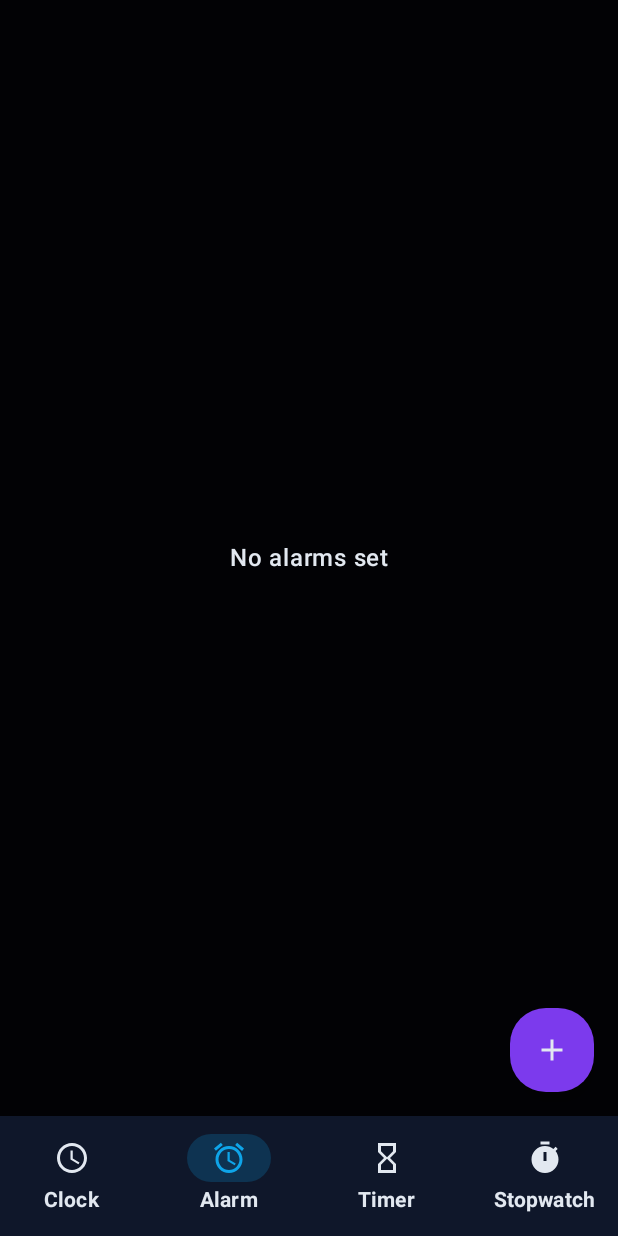
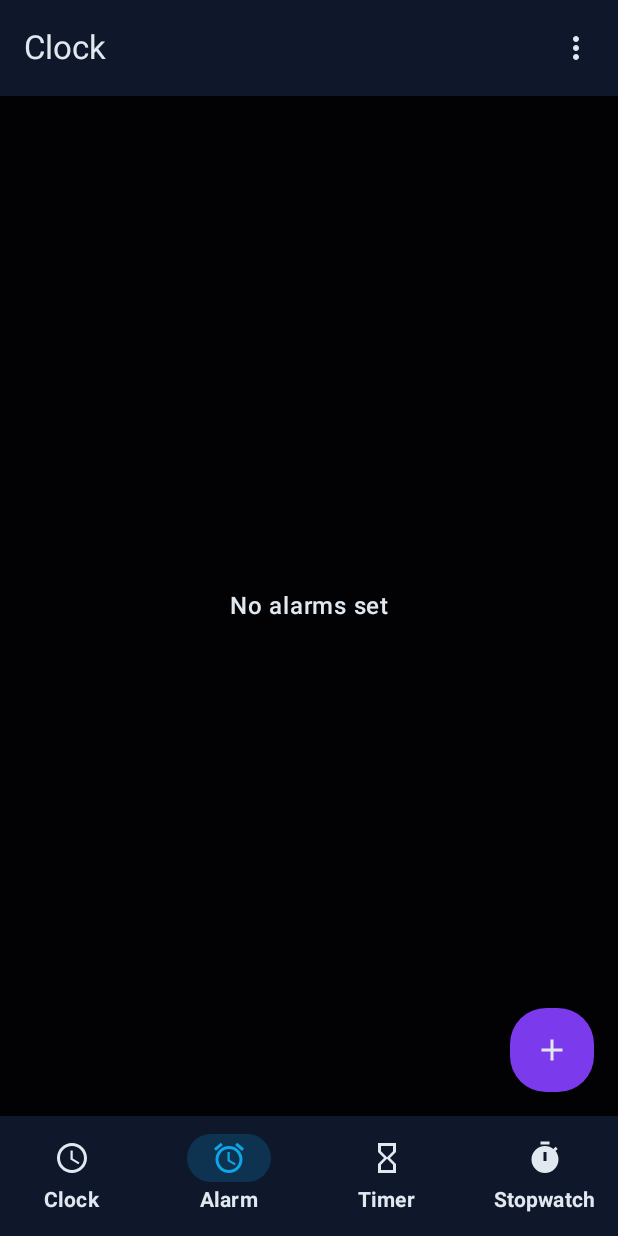
Before and after one commit to suvojeet-sengupta/clock, an Android app built with Jetpack Compose: the screen it shows after launch (MainActivity), item 2 of the bottom bar chosen, on a phone screen of 412 x 824 dp. Run offline under Robolectric (Android 15) with nearby library versions, the phone set to English and light mode, and no system bars; our stand-ins replace Room's generated code.

Commit message:
Feat: Implement Settings screen with 24-hour format toggle

```diff
--- a/app/build.gradle.kts
+++ b/app/build.gradle.kts
@@ -72,6 +72,7 @@ dependencies {
     ksp(libs.androidx.room.compiler)
     implementation(libs.gson)
     implementation(libs.kotlinx.serialization.json)
+    implementation(libs.androidx.datastore.preferences)
 
     testImplementation(libs.junit)
     androidTestImplementation(libs.androidx.junit)
--- a/app/src/main/java/com/suvojeet/clock/ClockApplication.kt
+++ b/app/src/main/java/com/suvojeet/clock/ClockApplication.kt
@@ -3,9 +3,11 @@ package com.suvojeet.clock
 import android.app.Application
 import androidx.room.Room
 import com.suvojeet.clock.data.alarm.AlarmDatabase
+import com.suvojeet.clock.data.settings.SettingsRepository
 
 class ClockApplication : Application() {
     lateinit var database: AlarmDatabase
+    lateinit var settingsRepository: SettingsRepository
 
     override fun onCreate() {
         super.onCreate()
@@ -16,5 +18,7 @@ class ClockApplication : Application() {
         )
         .fallbackToDestructiveMigration()
         .build()
+
+        settingsRepository = SettingsRepository(applicationContext)
     }
 }
--- a/app/src/main/java/com/suvojeet/clock/MainActivity.kt
+++ b/app/src/main/java/com/suvojeet/clock/MainActivity.kt
@@ -10,12 +10,22 @@ import androidx.compose.material.icons.filled.AccessAlarm
 import androidx.compose.material.icons.filled.HourglassEmpty
 import androidx.compose.material.icons.filled.Schedule
 import androidx.compose.material.icons.filled.Timer
+import androidx.compose.material.icons.filled.MoreVert
+import androidx.compose.material3.DropdownMenu
+import androidx.compose.material3.DropdownMenuItem
+import androidx.compose.material3.ExperimentalMaterial3Api
 import androidx.compose.material3.Icon
+import androidx.compose.material3.IconButton
 import androidx.compose.material3.MaterialTheme
 import androidx.compose.material3.NavigationBar
 import androidx.compose.material3.NavigationBarItem
 import androidx.compose.material3.Scaffold
 import androidx.compose.material3.Text
+import androidx.compose.material3.TopAppBar
+import androidx.compose.material3.TopAppBarDefaults
+import androidx.compose.runtime.mutableStateOf
+import androidx.compose.runtime.remember
+import androidx.compose.runtime.setValue
 import androidx.compose.runtime.Composable
 import androidx.compose.runtime.getValue
 import androidx.compose.ui.Modifier
@@ -44,19 +54,63 @@ class MainActivity : ComponentActivity() {
     }
 }
 
+@OptIn(ExperimentalMaterial3Api::class)
 @Composable
 fun MainScreen() {
     val navController = rememberNavController()
+    var showMenu by remember { mutableStateOf(false) }
 
     Scaffold(
+        topBar = {
+            val navBackStackEntry by navController.currentBackStackEntryAsState()
+            val currentDestination = navBackStackEntry?.destination
+
+            // Show TopAppBar only on main screens, not on Settings (Settings has its own)
+            val isMainScreen = currentDestination?.hierarchy?.any {
+                it.hasRoute<Screen.Clock>() || it.hasRoute<Screen.Alarm>() ||
+                it.hasRoute<Screen.Timer>() || it.hasRoute<Screen.Stopwatch>()
+            } == true
+
+            if (isMainScreen) {
+                TopAppBar(
+                    title = { Text("Clock") },
+                    actions = {
+                        IconButton(onClick = { showMenu = !showMenu }) {
+                            Icon(Icons.Default.MoreVert, contentDescription = "More options")
+                        }
+                        DropdownMenu(
+                            expanded = showMenu,
+                            onDismissRequest = { showMenu = false }
+                        ) {
+                            DropdownMenuItem(
+                                text = { Text("Settings") },
+                                onClick = {
+                                    showMenu = false
+                                    navController.navigate(Screen.Settings)
+                                }
+                            )
+                        }
+                    },
+                    colors = TopAppBarDefaults.topAppBarColors(
+                        containerColor = MaterialTheme.colorScheme.surface,
+                        titleContentColor = MaterialTheme.colorScheme.onSurface,
+                        actionIconContentColor = MaterialTheme.colorScheme.onSurface
+                    )
+                )
+            }
+        },
         bottomBar = {
+            val navBackStackEntry by navController.currentBackStackEntryAsState()
+            val currentDestination = navBackStackEntry?.destination
+
+            // Hide BottomBar on Settings screen
+            val isSettings = currentDestination?.hasRoute<Screen.Settings>() == true
+
+            if (!isSettings) {
                 NavigationBar(
                     containerColor = MaterialTheme.colorScheme.surface,
                     contentColor = MaterialTheme.colorScheme.onSurface
                 ) {
-                val navBackStackEntry by navController.currentBackStackEntryAsState()
-                val currentDestination = navBackStackEntry?.destination
-
                     val items = listOf(
                         Triple(Screen.Clock, Icons.Filled.Schedule, "Clock"),
                         Triple(Screen.Alarm, Icons.Filled.AccessAlarm, "Alarm"),
@@ -95,6 +149,7 @@ fun MainScreen() {
                     }
                 }
             }
+        }
     ) { innerPadding ->
         NavHost(
             navController = navController,
@@ -105,6 +160,11 @@ fun MainScreen() {
             composable<Screen.Alarm> { AlarmScreen() }
             composable<Screen.Timer> { TimerScreen() }
             composable<Screen.Stopwatch> { StopwatchScreen() }
+            composable<Screen.Settings> {
+                com.suvojeet.clock.ui.settings.SettingsScreen(
+                    onBackClick = { navController.popBackStack() }
+                )
             }
         }
     }
+}
--- /dev/null
+++ b/app/src/main/java/com/suvojeet/clock/data/settings/SettingsRepository.kt
@@ -0,0 +1,28 @@
+package com.suvojeet.clock.data.settings
+
+import android.content.Context
+import androidx.datastore.core.DataStore
+import androidx.datastore.preferences.core.Preferences
+import androidx.datastore.preferences.core.booleanPreferencesKey
+import androidx.datastore.preferences.core.edit
+import androidx.datastore.preferences.preferencesDataStore
+import kotlinx.coroutines.flow.Flow
+import kotlinx.coroutines.flow.map
+
+val Context.dataStore: DataStore<Preferences> by preferencesDataStore(name = "settings")
+
+class SettingsRepository(private val context: Context) {
+
+    private val IS_24_HOUR_FORMAT = booleanPreferencesKey("is_24_hour_format")
+
+    val is24HourFormat: Flow<Boolean> = context.dataStore.data
+        .map { preferences ->
+            preferences[IS_24_HOUR_FORMAT] ?: false // Default to 12-hour format
+        }
+
+    suspend fun set24HourFormat(is24Hour: Boolean) {
+        context.dataStore.edit { preferences ->
+            preferences[IS_24_HOUR_FORMAT] = is24Hour
+        }
+    }
+}
--- a/app/src/main/java/com/suvojeet/clock/ui/clock/ClockScreen.kt
+++ b/app/src/main/java/com/suvojeet/clock/ui/clock/ClockScreen.kt
@@ -27,6 +27,8 @@ import androidx.compose.ui.graphics.drawscope.Stroke
 import androidx.compose.ui.graphics.drawscope.rotate
 import androidx.compose.ui.unit.dp
 import androidx.lifecycle.viewmodel.compose.viewModel
+import com.suvojeet.clock.ClockApplication
+import androidx.compose.ui.platform.LocalContext
 import com.suvojeet.clock.ui.theme.ElectricBlue
 import com.suvojeet.clock.ui.theme.NebulaPurple
 import com.suvojeet.clock.ui.theme.NeonPink
@@ -36,8 +38,13 @@ import kotlin.math.cos
 import kotlin.math.sin
 
 @Composable
-fun ClockScreen(viewModel: ClockViewModel = viewModel()) {
+fun ClockScreen() {
+    val context = LocalContext.current
+    val application = context.applicationContext as ClockApplication
+    val viewModel: ClockViewModel = viewModel(factory = ClockViewModelFactory(application.settingsRepository))
+
     val currentTime by viewModel.currentTime.collectAsState()
+    val is24HourFormat by viewModel.is24HourFormat.collectAsState()
 
     Column(
         modifier = Modifier
@@ -48,7 +55,7 @@ fun ClockScreen(viewModel: ClockViewModel = viewModel()) {
     ) {
         AnalogClock(currentTime)
         Spacer(modifier = Modifier.height(32.dp))
-        DigitalClock(currentTime)
+        DigitalClock(currentTime, is24HourFormat)
     }
 }
 
@@ -151,10 +158,11 @@ fun AnalogClock(time: LocalTime) {
 }
 
 @Composable
-fun DigitalClock(time: LocalTime) {
-    val formatter = DateTimeFormatter.ofPattern("HH:mm:ss")
+fun DigitalClock(time: LocalTime, is24HourFormat: Boolean) {
+    val pattern = if (is24HourFormat) "HH:mm:ss" else "hh:mm:ss a"
+    val formatter = DateTimeFormatter.ofPattern(pattern)
     Text(
-        text = time.format(formatter),
+        text = time.format(formatter).uppercase(),
         style = MaterialTheme.typography.displayLarge,
         color = MaterialTheme.colorScheme.onBackground
     )
--- a/app/src/main/java/com/suvojeet/clock/ui/clock/ClockViewModel.kt
+++ b/app/src/main/java/com/suvojeet/clock/ui/clock/ClockViewModel.kt
@@ -7,13 +7,20 @@ import kotlinx.coroutines.flow.MutableStateFlow
 import kotlinx.coroutines.flow.StateFlow
 import kotlinx.coroutines.flow.asStateFlow
 import kotlinx.coroutines.launch
+import androidx.lifecycle.ViewModelProvider
+import com.suvojeet.clock.data.settings.SettingsRepository
+import kotlinx.coroutines.flow.SharingStarted
+import kotlinx.coroutines.flow.stateIn
 import java.time.LocalTime
 import java.time.format.DateTimeFormatter
 
-class ClockViewModel : ViewModel() {
+class ClockViewModel(private val settingsRepository: SettingsRepository) : ViewModel() {
 
     private val _currentTime = MutableStateFlow(LocalTime.now())
     val currentTime: StateFlow<LocalTime> = _currentTime.asStateFlow()
+
+    val is24HourFormat: StateFlow<Boolean> = settingsRepository.is24HourFormat
+        .stateIn(viewModelScope, SharingStarted.WhileSubscribed(5000), false)
 
     init {
         viewModelScope.launch {
@@ -24,3 +31,13 @@ class ClockViewModel : ViewModel() {
         }
     }
 }
+
+class ClockViewModelFactory(private val settingsRepository: SettingsRepository) : ViewModelProvider.Factory {
+    override fun <T : ViewModel> create(modelClass: Class<T>): T {
+        if (modelClass.isAssignableFrom(ClockViewModel::class.java)) {
+            @Suppress("UNCHECKED_CAST")
+            return ClockViewModel(settingsRepository) as T
+        }
+        throw IllegalArgumentException("Unknown ViewModel class")
+    }
+}
--- a/app/src/main/java/com/suvojeet/clock/ui/navigation/Navigation.kt
+++ b/app/src/main/java/com/suvojeet/clock/ui/navigation/Navigation.kt
@@ -14,4 +14,7 @@ sealed class Screen {
 
     @Serializable
     object Stopwatch : Screen()
+
+    @Serializable
+    object Settings : Screen()
 }
--- a/gradle/libs.versions.toml
+++ b/gradle/libs.versions.toml
@@ -36,6 +36,7 @@ androidx-room-compiler = { group = "androidx.room", name = "room-compiler", vers
 androidx-room-ktx = { group = "androidx.room", name = "room-ktx", version.ref = "room" }
 gson = { group = "com.google.code.gson", name = "gson", version.ref = "gson" }
 kotlinx-serialization-json = { group = "org.jetbrains.kotlinx", name = "kotlinx-serialization-json", version = "1.7.3" }
+androidx-datastore-preferences = { group = "androidx.datastore", name = "datastore-preferences", version = "1.1.1" }
 
 [plugins]
 android-application = { id = "com.android.application", version.ref = "agp" }
```
Also changed, not shown: app/src/main/java/com/suvojeet/clock/ui/settings/SettingsScreen.kt (added, +81 -0 lines), app/src/main/java/com/suvojeet/clock/ui/settings/SettingsViewModel.kt (added, +32 -0 lines). Lines whose indentation alone changed are shown as unchanged.
